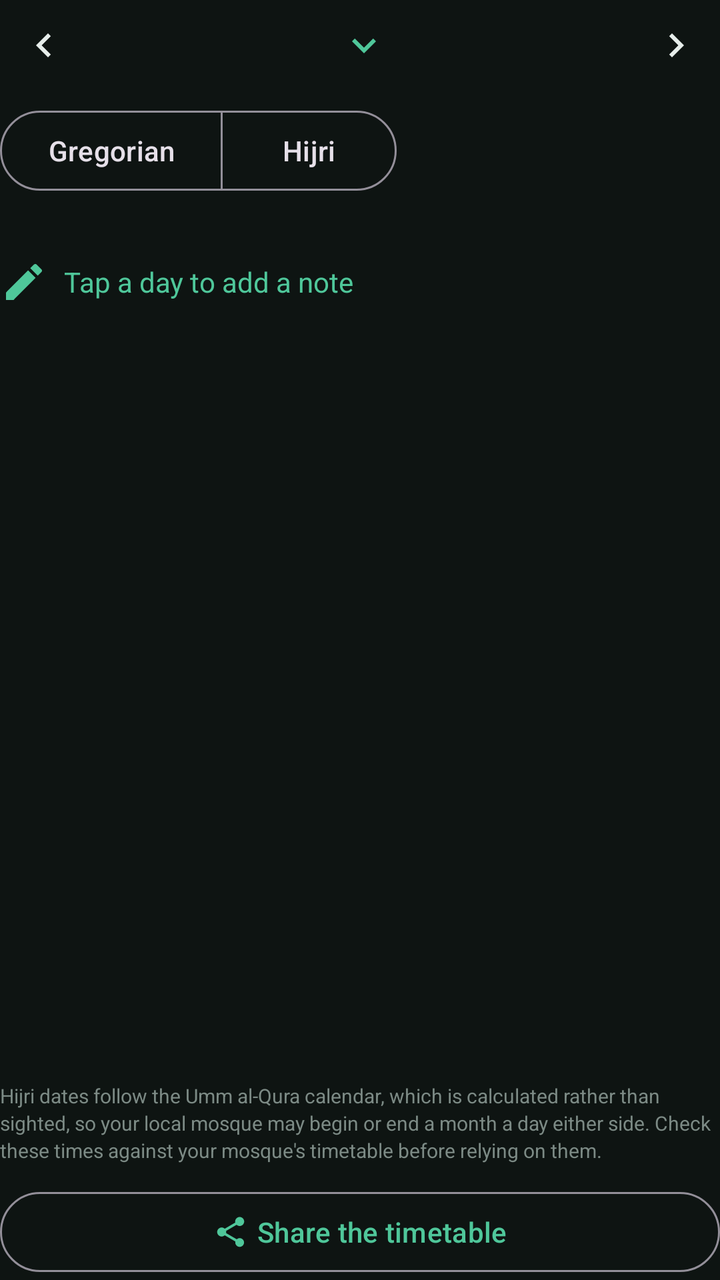
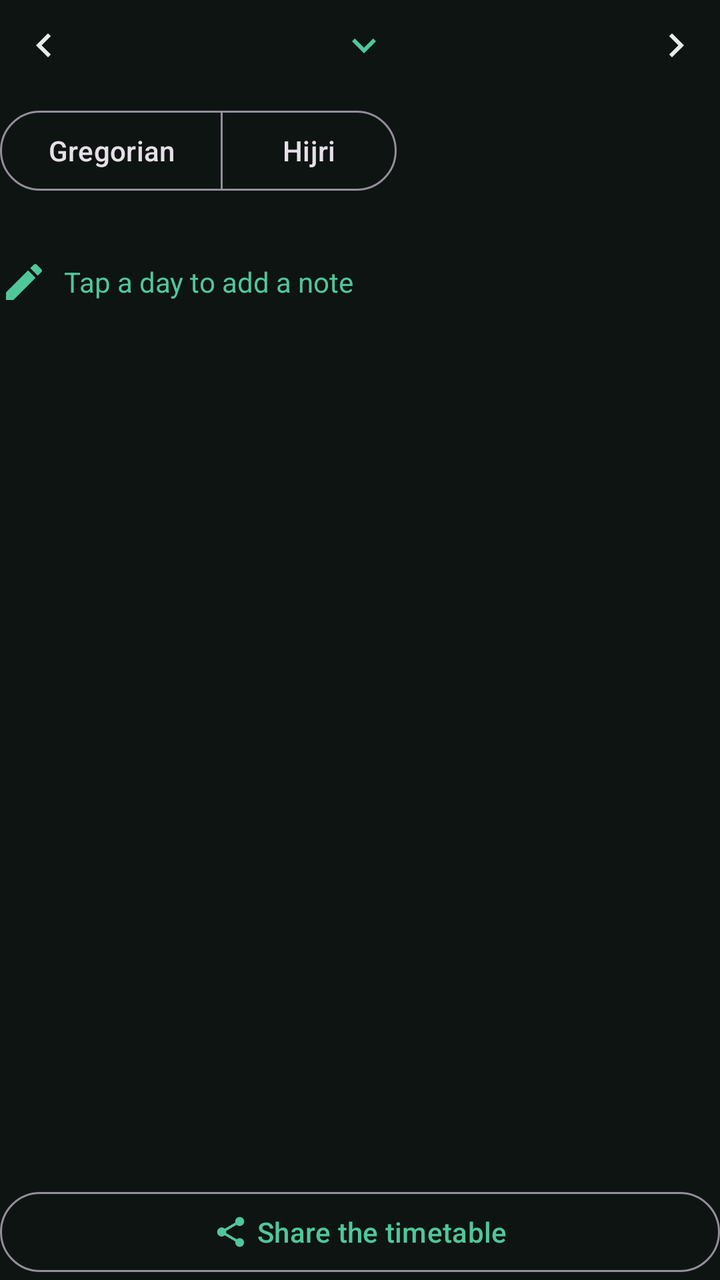

Before-and-after screenshots of an Android layout around one commit, followed by the original layout XML and the change that was made.
<!-- AndroidManifest.xml: application theme Theme.Athan -->
<!-- res/layout/activity_month.xml -->
<?xml version="1.0" encoding="utf-8"?>
<LinearLayout xmlns:android="http://schemas.android.com/apk/res/android"
    xmlns:app="http://schemas.android.com/apk/res-auto"
    android:id="@+id/root"
    android:layout_width="match_parent"
    android:layout_height="match_parent"
    android:background="@color/bg"
    android:orientation="vertical">

    <LinearLayout
        android:layout_width="match_parent"
        android:layout_height="wrap_content"
        android:gravity="center_vertical"
        android:orientation="horizontal">

        <ImageButton
            android:id="@+id/previousMonth"
            android:layout_width="44dp"
            android:layout_height="44dp"
            android:background="?attr/selectableItemBackgroundBorderless"
            android:contentDescription="@string/month_previous"
            android:scaleX="-1"
            android:src="@drawable/ic_chevron_forward"
            app:tint="@color/text" />

        
        <FrameLayout
            android:layout_width="0dp"
            android:layout_height="wrap_content"
            android:layout_weight="1">

            <TextView
                android:id="@+id/title"
                android:layout_width="wrap_content"
                android:layout_height="wrap_content"
                android:layout_gravity="center"
                android:background="?attr/selectableItemBackground"
                android:drawablePadding="4dp"
                android:maxLines="1"
                android:paddingStart="8dp"
                android:paddingTop="8dp"
                android:paddingEnd="8dp"
                android:paddingBottom="8dp"
                android:textColor="@color/accent"
                android:textSize="22sp"
                app:drawableEndCompat="@drawable/ic_expand_more"
                app:drawableTint="@color/accent" />
        </FrameLayout>

        <ImageButton
            android:id="@+id/nextMonth"
            android:layout_width="44dp"
            android:layout_height="44dp"
            android:background="?attr/selectableItemBackgroundBorderless"
            android:contentDescription="@string/month_next"
            android:src="@drawable/ic_chevron_forward"
            app:tint="@color/text" />
    </LinearLayout>

    <LinearLayout
        android:layout_width="match_parent"
        android:layout_height="wrap_content"
        android:layout_marginTop="6dp"
        android:gravity="center_vertical"
        android:orientation="horizontal">

        <com.google.android.material.button.MaterialButtonToggleGroup
            android:id="@+id/calendarToggle"
            android:layout_width="wrap_content"
            android:layout_height="wrap_content"
            app:selectionRequired="true"
            app:singleSelection="true">

            <com.google.android.material.button.MaterialButton
                android:id="@+id/gregorianButton"
                style="?attr/materialButtonOutlinedStyle"
                android:layout_width="wrap_content"
                android:layout_height="wrap_content"
                android:text="@string/month_gregorian"
                android:textAllCaps="false" />

            <com.google.android.material.button.MaterialButton
                android:id="@+id/hijriButton"
                style="?attr/materialButtonOutlinedStyle"
                android:layout_width="wrap_content"
                android:layout_height="wrap_content"
                android:text="@string/month_hijri"
                android:textAllCaps="false" />
        </com.google.android.material.button.MaterialButtonToggleGroup>

        <View
            android:layout_width="0dp"
            android:layout_height="1dp"
            android:layout_weight="1" />

        
        <com.google.android.material.button.MaterialButton
            android:id="@+id/todayButton"
            style="?attr/materialButtonOutlinedStyle"
            android:layout_width="wrap_content"
            android:layout_height="wrap_content"
            android:text="@string/month_today"
            android:textAllCaps="false"
            android:visibility="gone" />
    </LinearLayout>

    <TextView
        android:id="@+id/subtitle"
        android:layout_width="match_parent"
        android:layout_height="wrap_content"
        android:layout_marginTop="4dp"
        android:textAlignment="viewStart"
        android:textColor="@color/text_dim"
        android:textDirection="locale"
        android:textSize="13sp" />

    
    <TextView
        android:id="@+id/noteHint"
        android:layout_width="match_parent"
        android:layout_height="wrap_content"
        android:layout_marginTop="8dp"
        android:drawablePadding="8dp"
        android:gravity="center_vertical"
        android:text="@string/month_note_hint"
        android:textAlignment="viewStart"
        android:textColor="@color/accent"
        android:textSize="14sp"
        app:drawableStartCompat="@drawable/ic_edit"
        app:drawableTint="@color/accent" />

    <TextView
        android:id="@+id/empty"
        android:layout_width="match_parent"
        android:layout_height="wrap_content"
        android:layout_marginTop="24dp"
        android:text="@string/month_no_location"
        android:textColor="@color/text_dim"
        android:textSize="15sp"
        android:visibility="gone" />

    
    <LinearLayout
        android:id="@+id/header"
        android:layout_width="match_parent"
        android:layout_height="wrap_content"
        android:layout_marginTop="14dp"
        android:orientation="horizontal"
        android:paddingStart="4dp"
        android:paddingEnd="4dp"
        android:paddingBottom="6dp" />

    <ScrollView
        android:id="@+id/scroll"
        android:layout_width="match_parent"
        android:layout_height="0dp"
        android:layout_weight="1"
        android:scrollbars="none">

        <LinearLayout
            android:id="@+id/table"
            android:layout_width="match_parent"
            android:layout_height="wrap_content"
            android:orientation="vertical" />
    </ScrollView>

    <TextView
        android:layout_width="match_parent"
        android:layout_height="wrap_content"
        android:layout_marginTop="10dp"
        android:lineSpacingExtra="2dp"
        android:text="@string/month_footnote"
        android:textColor="@color/text_dim"
        android:textSize="10sp" />

    <com.google.android.material.button.MaterialButton
        android:id="@+id/shareButton"
        style="?attr/materialButtonOutlinedStyle"
        android:layout_width="match_parent"
        android:layout_height="wrap_content"
        android:layout_marginTop="10dp"
        android:text="@string/month_share"
        android:textAllCaps="false"
        app:icon="@drawable/ic_share"
        app:iconGravity="textStart" />

</LinearLayout>
<!-- resources referenced by this layout -->
<resources>
  <color name="accent">#4FC79A</color>
  <color name="bg">#0E1412</color>
  <color name="text">#E6EDEA</color>
  <color name="text_dim">#7C8A85</color>
  <!-- drawable ic_chevron_forward (drawable) -->
  <?xml version="1.0" encoding="utf-8"?>
  <vector xmlns:android="http://schemas.android.com/apk/res/android"
      android:width="24dp"
      android:height="24dp"
      android:autoMirrored="true"
      android:viewportWidth="24"
      android:viewportHeight="24">
      <path
          android:fillColor="@android:color/white"
          android:pathData="M10,6L8.59,7.41 13.17,12l-4.58,4.59L10,18l6,-6z" />
  </vector>
  <!-- drawable ic_edit (drawable) -->
  <?xml version="1.0" encoding="utf-8"?>
  <vector xmlns:android="http://schemas.android.com/apk/res/android"
      android:width="24dp"
      android:height="24dp"
      android:viewportWidth="24"
      android:viewportHeight="24">
      <path
          android:fillColor="@android:color/white"
          android:pathData="M3,17.25V21h3.75L17.81,9.94l-3.75,-3.75L3,17.25zM20.71,7.04c0.39,-0.39 0.39,-1.02 0,-1.41l-2.34,-2.34c-0.39,-0.39 -1.02,-0.39 -1.41,0l-1.83,1.83 3.75,3.75 1.83,-1.83z" />
  </vector>
  <!-- drawable ic_expand_more (drawable) -->
  <?xml version="1.0" encoding="utf-8"?>
  <vector xmlns:android="http://schemas.android.com/apk/res/android"
      android:width="24dp"
      android:height="24dp"
      android:autoMirrored="false"
      android:viewportWidth="24"
      android:viewportHeight="24">
      <path
          android:fillColor="@android:color/white"
          android:pathData="M16.59,8.59L12,13.17 7.41,8.59 6,10l6,6 6,-6z" />
  </vector>
  <!-- drawable ic_share (drawable) -->
  <?xml version="1.0" encoding="utf-8"?>
  <vector xmlns:android="http://schemas.android.com/apk/res/android"
      android:width="24dp"
      android:height="24dp"
      android:autoMirrored="false"
      android:viewportWidth="24"
      android:viewportHeight="24">
      <path
          android:fillColor="@android:color/white"
          android:pathData="M18,16.08c-0.76,0 -1.44,0.3 -1.96,0.77L8.91,12.7c0.05,-0.23 0.09,-0.46 0.09,-0.7s-0.04,-0.47 -0.09,-0.7l7.05,-4.11c0.54,0.5 1.25,0.81 2.04,0.81 1.66,0 3,-1.34 3,-3s-1.34,-3 -3,-3 -3,1.34 -3,3c0,0.24 0.04,0.47 0.09,0.7L8.04,9.81C7.5,9.31 6.79,9 6,9c-1.66,0 -3,1.34 -3,3s1.34,3 3,3c0.79,0 1.5,-0.31 2.04,-0.81l7.12,4.16c-0.05,0.21 -0.08,0.43 -0.08,0.65 0,1.61 1.31,2.92 2.92,2.92 1.61,0 2.92,-1.31 2.92,-2.92s-1.31,-2.92 -2.92,-2.92z" />
  </vector>
  <string name="month_footnote">Hijri dates follow the Umm al-Qura calendar, which is calculated rather than sighted, so your local mosque may begin or end a month a day either side. Check these times against your mosque\'s timetable before relying on them.</string>
  <string name="month_gregorian">Gregorian</string>
  <string name="month_hijri">Hijri</string>
  <string name="month_next">Next month</string>
  <string name="month_no_location">Set your location to build the timetable</string>
  <string name="month_note_hint">Tap a day to add a note</string>
  <string name="month_previous">Previous month</string>
  <string name="month_share">Share the timetable</string>
  <string name="month_today">This month</string>
  <style name="Theme.Athan" parent="Theme.Material3.Dark.NoActionBar">
          <item name="android:statusBarColor">@android:color/transparent</item>
          <item name="android:navigationBarColor">@android:color/transparent</item>
          <item name="android:windowBackground">@color/bg</item>
          <item name="colorPrimary">@color/accent</item>
          <item name="colorOnPrimary">#08110D</item>
          <item name="colorSecondaryContainer">#1E3A2F</item>
          <item name="colorOnSecondaryContainer">@color/accent</item>
      </style>
</resources>

<!-- the commit's change to res/layout/activity_month.xml (unified diff, before → after) -->
@@ -164,15 +164,6 @@
             android:orientation="vertical" />
     </ScrollView>
 
-    <TextView
-        android:layout_width="match_parent"
-        android:layout_height="wrap_content"
-        android:layout_marginTop="10dp"
-        android:lineSpacingExtra="2dp"
-        android:text="@string/month_footnote"
-        android:textColor="@color/text_dim"
-        android:textSize="10sp" />
-
     <com.google.android.material.button.MaterialButton
         android:id="@+id/shareButton"
         style="?attr/materialButtonOutlinedStyle"
<!-- resource entries referenced after the edit -->
@@ -51,7 +51,6 @@
           android:fillColor="@android:color/white"
           android:pathData="M18,16.08c-0.76,0 -1.44,0.3 -1.96,0.77L8.91,12.7c0.05,-0.23 0.09,-0.46 0.09,-0.7s-0.04,-0.47 -0.09,-0.7l7.05,-4.11c0.54,0.5 1.25,0.81 2.04,0.81 1.66,0 3,-1.34 3,-3s-1.34,-3 -3,-3 -3,1.34 -3,3c0,0.24 0.04,0.47 0.09,0.7L8.04,9.81C7.5,9.31 6.79,9 6,9c-1.66,0 -3,1.34 -3,3s1.34,3 3,3c0.79,0 1.5,-0.31 2.04,-0.81l7.12,4.16c-0.05,0.21 -0.08,0.43 -0.08,0.65 0,1.61 1.31,2.92 2.92,2.92 1.61,0 2.92,-1.31 2.92,-2.92s-1.31,-2.92 -2.92,-2.92z" />
   </vector>
-  <string name="month_footnote">Hijri dates follow the Umm al-Qura calendar, which is calculated rather than sighted, so your local mosque may begin or end a month a day either side. Check these times against your mosque\'s timetable before relying on them.</string>
   <string name="month_gregorian">Gregorian</string>
   <string name="month_hijri">Hijri</string>
   <string name="month_next">Next month</string>
